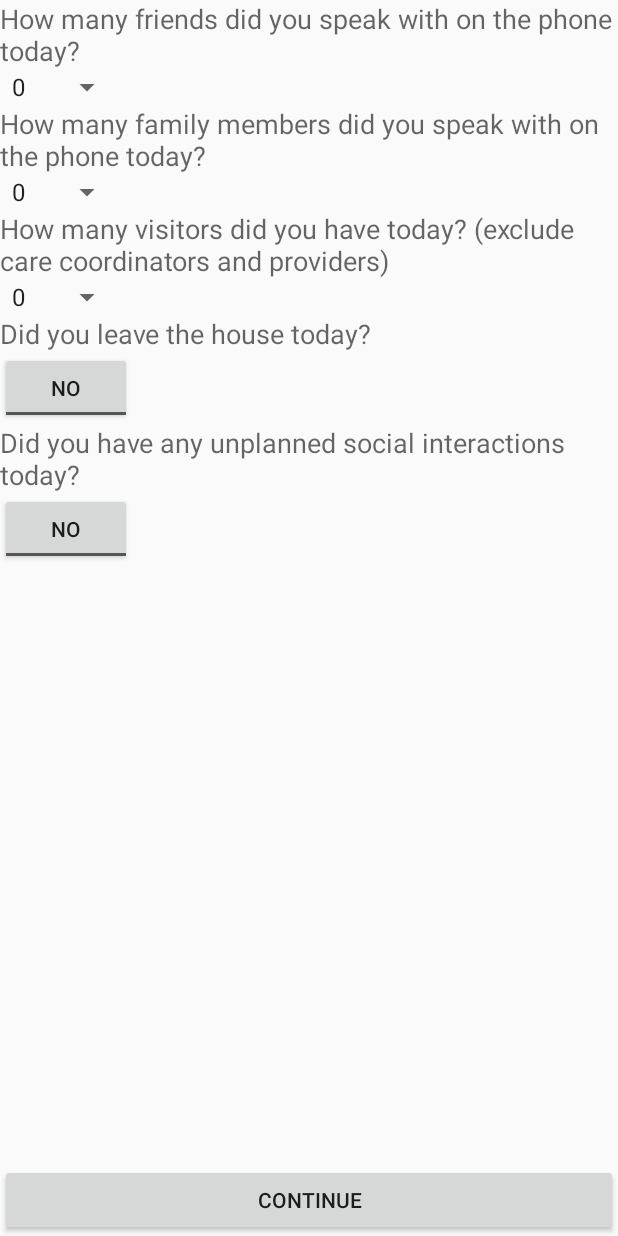
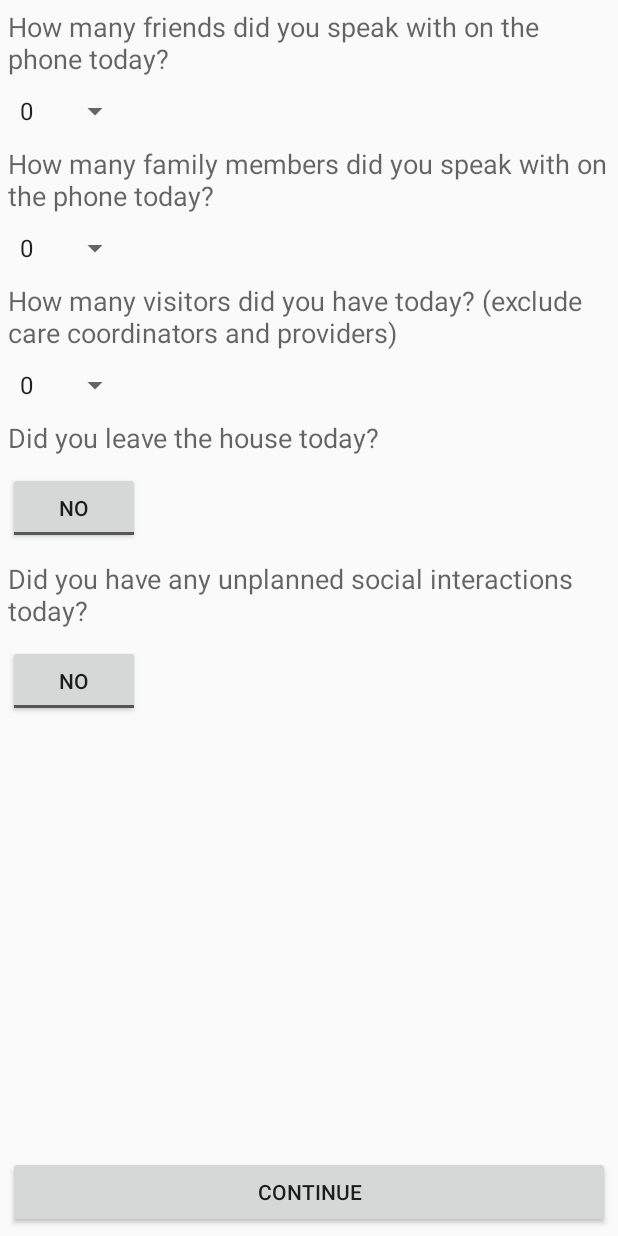
Before and after one commit to jcarlnel/RPCS_EMA, an Android app: the SocialSurveyActivity screen opened directly, with no data from a screen before it, on a phone screen of 412 x 824 dp. Run offline under Robolectric (Android 15) with nearby library versions, the phone set to English and light mode, and no system bars.

```diff
--- a/EMA/app/src/main/java/rpcs/jacob/ema/Util/HttpRequestTask.java
+++ b/EMA/app/src/main/java/rpcs/jacob/ema/Util/HttpRequestTask.java
@@ -63,7 +63,7 @@ public abstract class HttpRequestTask extends AsyncTask<String, Void, JSONObject
             return fail(e.toString());
         }
         if (responseCode != 200) {
-            return fail("responseCode = " + Integer.toString(responseCode));
+            return fail("");
         }
         BufferedReader in = null;
         try {
--- a/EMA/app/src/main/java/rpcs/jacob/ema/Util/WriteValTask.java
+++ b/EMA/app/src/main/java/rpcs/jacob/ema/Util/WriteValTask.java
@@ -35,6 +35,7 @@ public class WriteValTask extends HttpRequestTask {
         TreeMap<String, String> params = new TreeMap<String, String>();
         params.put("sensor_id", id);
         params.put("value", String.valueOf(val));
+        params.put("user_id", "571b97467391f8524f9d96fc");//MyGlobal.me.getName());
         return getUrl(getWebPage(), params);
     }
 
--- a/EMA/app/src/main/res/layout/account_home_none_pending.xml
+++ b/EMA/app/src/main/res/layout/account_home_none_pending.xml
@@ -15,6 +15,7 @@
     <TextView
         android:layout_width="wrap_content"
         android:layout_height="wrap_content"
+        android:padding="5dp"
         android:textAppearance="?android:attr/textAppearanceLarge"
         android:text="Congratulations! You are up to date on your surveys!"
         android:textAlignment="center"
--- a/EMA/app/src/main/res/layout/activity_account_home.xml
+++ b/EMA/app/src/main/res/layout/activity_account_home.xml
@@ -9,6 +9,7 @@
         android:layout_height="wrap_content"
         android:text="@string/surveyButton"
         android:id="@+id/surveyButton"
+        android:padding="5dp"
         android:layout_gravity="center"
         android:clickable="true"
         android:gravity="center|center_vertical|center_horizontal"
@@ -23,6 +24,7 @@
         android:text="Large Text"
         android:id="@+id/welcomeText"
         android:layout_alignParentTop="true"
+        android:padding="5dp"
         android:layout_centerHorizontal="true" />
 
     <TextView
@@ -31,6 +33,7 @@
         android:textAppearance="?android:attr/textAppearanceMedium"
         android:text="Please take your Mood Survey"
         android:id="@+id/textView"
+        android:padding="5dp"
         android:layout_above="@+id/surveyButton"
         android:layout_centerHorizontal="true" />
 </RelativeLayout>
--- a/EMA/app/src/main/res/layout/activity_mood_survey.xml
+++ b/EMA/app/src/main/res/layout/activity_mood_survey.xml
@@ -16,6 +16,7 @@
 
             <TableRow
                 android:layout_width="match_parent"
+                android:padding="5dp"
                 android:layout_height="wrap_content"
                 android:layout_gravity="center_horizontal">
 
--- a/EMA/app/src/main/res/layout/activity_pain_survey.xml
+++ b/EMA/app/src/main/res/layout/activity_pain_survey.xml
@@ -17,6 +17,7 @@
             <TableRow
                 android:layout_width="match_parent"
                 android:layout_height="wrap_content"
+                android:padding="5dp"
                 android:layout_gravity="center_horizontal">
 
                 <TextView
@@ -40,6 +41,7 @@
 
     <TableRow
         android:layout_height="match_parent"
+        android:padding="5dp"
         android:layout_width="match_parent">
 
         <Button
--- a/EMA/app/src/main/res/layout/activity_social_survey.xml
+++ b/EMA/app/src/main/res/layout/activity_social_survey.xml
@@ -17,6 +17,7 @@
             <TableRow
                 android:layout_width="match_parent"
                 android:layout_height="wrap_content"
+                android:padding="5dp"
                 android:layout_gravity="center_horizontal">
 
                 <TextView
@@ -31,6 +32,7 @@
             <TableRow
                 android:layout_width="match_parent"
                 android:layout_height="wrap_content"
+                android:padding="5dp"
                 android:layout_gravity="center_horizontal">
 
 
@@ -44,6 +46,7 @@
             <TableRow
                 android:layout_width="match_parent"
                 android:layout_height="wrap_content"
+                android:padding="5dp"
                 android:layout_gravity="center_horizontal">
 
                 <TextView
@@ -58,6 +61,7 @@
             <TableRow
                 android:layout_width="match_parent"
                 android:layout_height="wrap_content"
+                android:padding="5dp"
                 android:layout_gravity="center_horizontal">
 
 
@@ -71,6 +75,7 @@
             <TableRow
                 android:layout_width="match_parent"
                 android:layout_height="wrap_content"
+                android:padding="5dp"
                 android:layout_gravity="center_horizontal">
 
                 <TextView
@@ -85,6 +90,7 @@
             <TableRow
                 android:layout_width="match_parent"
                 android:layout_height="wrap_content"
+                android:padding="5dp"
                 android:layout_gravity="center_horizontal">
 
 
@@ -98,6 +104,7 @@
             <TableRow
                 android:layout_width="match_parent"
                 android:layout_height="wrap_content"
+                android:padding="5dp"
                 android:layout_gravity="center_horizontal">
 
                 <TextView
@@ -112,6 +119,7 @@
             <TableRow
                 android:layout_width="match_parent"
                 android:layout_height="wrap_content"
+                android:padding="5dp"
                 android:layout_gravity="center_horizontal">
 
 
@@ -127,6 +135,7 @@
             <TableRow
                 android:layout_width="match_parent"
                 android:layout_height="wrap_content"
+                android:padding="5dp"
                 android:layout_gravity="center_horizontal">
 
                 <TextView
@@ -141,6 +150,7 @@
             <TableRow
                 android:layout_width="match_parent"
                 android:layout_height="wrap_content"
+                android:padding="5dp"
                 android:layout_gravity="center_horizontal">
 
 
@@ -158,6 +168,7 @@
 
     <TableRow
         android:layout_height="match_parent"
+        android:padding="5dp"
         android:layout_width="match_parent">
 
         <Button
--- a/EMA/app/src/main/res/layout/checkboxrow.xml
+++ b/EMA/app/src/main/res/layout/checkboxrow.xml
@@ -7,10 +7,12 @@
         android:id="@+id/checkBox1"
         android:layout_width="wrap_content"
         android:layout_height="wrap_content"
+        android:padding="5dp"
         android:text="" />
     <TextView
         android:id="@+id/textView1"
         android:layout_width="wrap_content"
+        android:padding="5dp"
         android:layout_height="wrap_content"
         android:text="TextView" />
 </LinearLayout>
```
Also changed, not shown: EMA/app/src/main/res/layout/activity_nutrition_survey.xml (+8 -0 lines), 15 other files.
